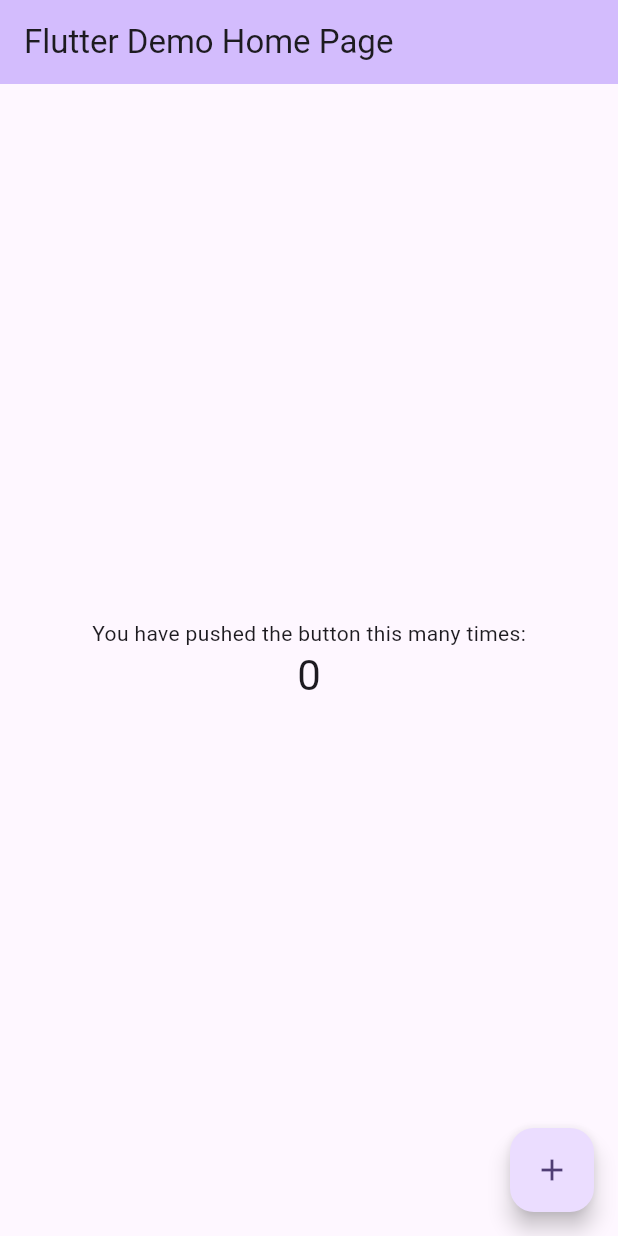
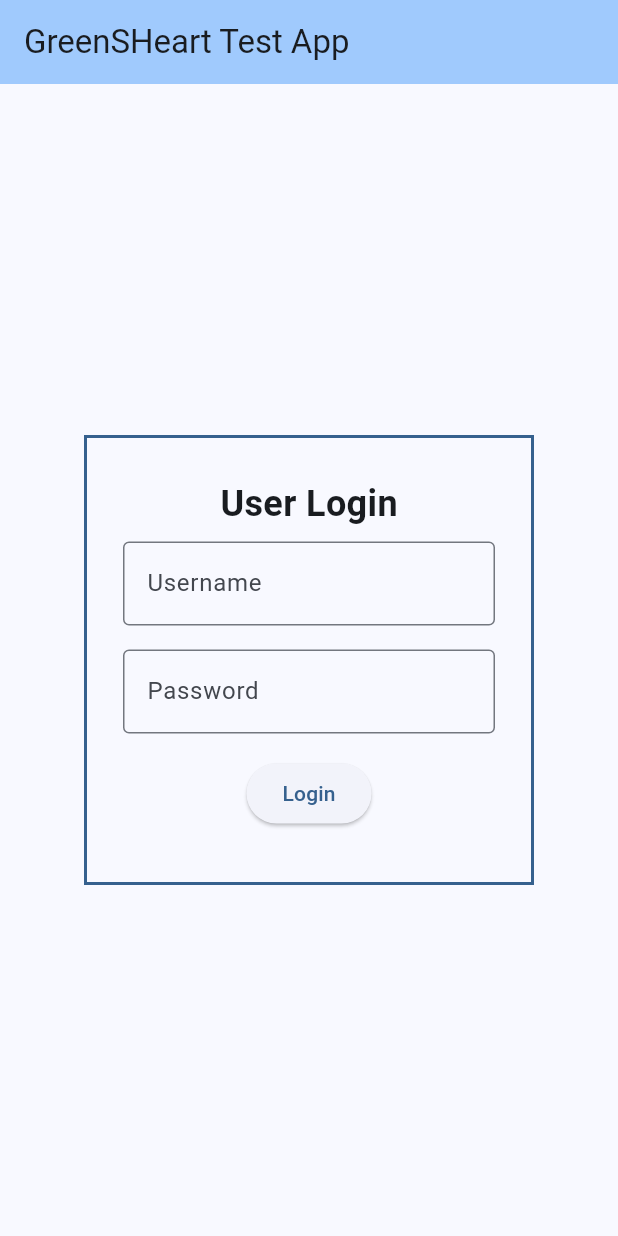
Before and after one commit to Frost1026/GreenSHeart-Test-App, a Flutter app: the screen it shows after launch, on a phone screen of 412 x 824 dp. Run offline on Flutter 3.47's test engine with Material 3 defaults, Android fonts, the phone set to English and light mode, and no system bars.

Commit message:
basic application created
login page and home page after successful login

```diff
--- a/lib/main.dart
+++ b/lib/main.dart
@@ -1,17 +1,23 @@
 import 'package:flutter/material.dart';
+import 'screens/index.dart';
 
 void main() {
-  runApp(const MyApp());
+    runApp(const MyApp(appTitle: 'GreenSHeart Test App',));
 }
 
 class MyApp extends StatelessWidget {
-  const MyApp({super.key});
+    final String appTitle;
+
+    const MyApp({
+        super.key,
+        this.appTitle = 'Default App Title',
+    });
 
     // This widget is the root of your application.
     @override
     Widget build(BuildContext context) {
         return MaterialApp(
-      title: 'Flutter Demo',
+            title: 'GreenSHeart Test App',
             theme: ThemeData(
                 // This is the theme of your application.
                 //
@@ -28,98 +34,10 @@ class MyApp extends StatelessWidget {
                 //
                 // This works for code too, not just values: Most code changes can be
                 // tested with just a hot reload.
-        colorScheme: ColorScheme.fromSeed(seedColor: Colors.deepPurple),
+                colorScheme: ColorScheme.fromSeed(seedColor: Colors.blue),
                 useMaterial3: true,
             ),
-      home: const MyHomePage(title: 'Flutter Demo Home Page'),
+            home: LoginScreen(screenTitle: appTitle, loginTitle: 'User Login', targetScreen: HomeScreen(appTitle: 'GreenSHeart Home Screen',)),
         );
     }
 }
-
-class MyHomePage extends StatefulWidget {
-  const MyHomePage({super.key, required this.title});
-
-  // This widget is the home page of your application. It is stateful, meaning
-  // that it has a State object (defined below) that contains fields that affect
-  // how it looks.
-
-  // This class is the configuration for the state. It holds the values (in this
-  // case the title) provided by the parent (in this case the App widget) and
-  // used by the build method of the State. Fields in a Widget subclass are
-  // always marked "final".
-
-  final String title;
-
-  @override
-  State<MyHomePage> createState() => _MyHomePageState();
-}
-
-class _MyHomePageState extends State<MyHomePage> {
-  int _counter = 0;
-
-  void _incrementCounter() {
-    setState(() {
-      // This call to setState tells the Flutter framework that something has
-      // changed in this State, which causes it to rerun the build method below
-      // so that the display can reflect the updated values. If we changed
-      // _counter without calling setState(), then the build method would not be
-      // called again, and so nothing would appear to happen.
-      _counter++;
-    });
-  }
-
-  @override
-  Widget build(BuildContext context) {
-    // This method is rerun every time setState is called, for instance as done
-    // by the _incrementCounter method above.
-    //
-    // The Flutter framework has been optimized to make rerunning build methods
-    // fast, so that you can just rebuild anything that needs updating rather
-    // than having to individually change instances of widgets.
-    return Scaffold(
-      appBar: AppBar(
-        // TRY THIS: Try changing the color here to a specific color (to
-        // Colors.amber, perhaps?) and trigger a hot reload to see the AppBar
-        // change color while the other colors stay the same.
-        backgroundColor: Theme.of(context).colorScheme.inversePrimary,
-        // Here we take the value from the MyHomePage object that was created by
-        // the App.build method, and use it to set our appbar title.
-        title: Text(widget.title),
-      ),
-      body: Center(
-        // Center is a layout widget. It takes a single child and positions it
-        // in the middle of the parent.
-        child: Column(
-          // Column is also a layout widget. It takes a list of children and
-          // arranges them vertically. By default, it sizes itself to fit its
-          // children horizontally, and tries to be as tall as its parent.
-          //
-          // Column has various properties to control how it sizes itself and
-          // how it positions its children. Here we use mainAxisAlignment to
-          // center the children vertically; the main axis here is the vertical
-          // axis because Columns are vertical (the cross axis would be
-          // horizontal).
-          //
-          // TRY THIS: Invoke "debug painting" (choose the "Toggle Debug Paint"
-          // action in the IDE, or press "p" in the console), to see the
-          // wireframe for each widget.
-          mainAxisAlignment: MainAxisAlignment.center,
-          children: <Widget>[
-            const Text(
-              'You have pushed the button this many times:',
-            ),
-            Text(
-              '$_counter',
-              style: Theme.of(context).textTheme.headlineMedium,
-            ),
-          ],
-        ),
-      ),
-      floatingActionButton: FloatingActionButton(
-        onPressed: _incrementCounter,
-        tooltip: 'Increment',
-        child: const Icon(Icons.add),
-      ), // This trailing comma makes auto-formatting nicer for build methods.
-    );
-  }
-}
--- /dev/null
+++ b/lib/screens/home_screen.dart
@@ -0,0 +1,37 @@
+import 'package:flutter/material.dart';
+
+class HomeScreen extends StatefulWidget {
+    final String appTitle;
+
+    const HomeScreen({
+        super.key, required this.appTitle
+    });
+
+    @override
+    State<HomeScreen> createState() => _HomeScreenState();
+}
+
+class _HomeScreenState extends State<HomeScreen> {
+    @override
+    Widget build(BuildContext context) {
+        return Scaffold(
+            appBar: AppBar(
+                backgroundColor: Theme.of(context).colorScheme.inversePrimary,
+                title: Text(widget.appTitle),
+            ),
+            body: Center(
+
+            ),
+            floatingActionButton: FloatingActionButton(
+                onPressed: () {},
+                tooltip: 'New Medication',
+                shape: const CircleBorder(),
+                backgroundColor: Colors.green,
+                child: const Icon(
+                    Icons.add,
+                    color: Colors.white,
+                ),
+            ),
+        );
+    }
+}
--- /dev/null
+++ b/lib/screens/index.dart
@@ -0,0 +1,2 @@
+export 'login_screen.dart';
+export 'home_screen.dart';
--- /dev/null
+++ b/lib/screens/login_screen.dart
@@ -0,0 +1,133 @@
+import 'package:flutter/material.dart';
+
+class LoginScreen extends StatefulWidget {
+    final String screenTitle;
+    final String loginTitle;
+    final Widget targetScreen;
+
+    const LoginScreen({
+        super.key,
+        required this.screenTitle,
+        this.loginTitle = 'Default Login',
+        required this.targetScreen,
+    });
+
+    @override
+    State<LoginScreen> createState() => _LoginScreenState();
+}
+
+class _LoginScreenState extends State<LoginScreen> {
+    bool _loginFailed = false;
+
+    final String _usernameFieldLabel = 'Username';
+    final String _passwordFieldLabel = 'Password';
+    final String _loginButtonLabel = 'Login';
+
+    final TextEditingController _usernameController = TextEditingController();
+    final TextEditingController _passwordController = TextEditingController();
+    final SnackBar _loginFailedSnackBar = const SnackBar(
+        content: Text('Login successful!'),
+        backgroundColor: Colors.green,
+        behavior: SnackBarBehavior.floating,
+        margin: EdgeInsets.all(16.0),
+        shape: StadiumBorder(),
+        duration: Duration(seconds: 2),
+    );
+
+    @override
+    void initState() {
+        super.initState();
+    }
+
+    void _initiateLogin() {
+        if (_usernameController.text == 'admin' && _passwordController.text == 'admin') {
+            setState(() {
+                _loginFailed = false;
+            });
+            ScaffoldMessenger.of(context).showSnackBar(_loginFailedSnackBar);
+
+            Navigator.push(context, MaterialPageRoute(builder: (context) => widget.targetScreen));
+        } else {
+            setState(() {
+                _loginFailed = true;
+            });
+        }
+    }
+
+    @override
+    void dispose() {
+        _usernameController.dispose();
+        _passwordController.dispose();
+
+        super.dispose();
+    }
+
+    @override
+    Widget build(BuildContext context) {
+        return Scaffold(
+            appBar: AppBar(
+                backgroundColor: Theme.of(context).colorScheme.inversePrimary,
+                title: Text(widget.screenTitle),
+            ),
+            body: Center(
+                child: Container(
+                    constraints: const BoxConstraints(maxWidth: 300, maxHeight: 300),
+                    padding: const EdgeInsets.all(16.0),
+                    decoration: BoxDecoration(
+                        border: Border.all(
+                            color: Theme.of(context).colorScheme.primary,
+                            width: 2.0
+                        )
+                    ),
+                    child: Column(
+                        mainAxisAlignment: MainAxisAlignment.center,
+                        children: <Widget>[
+                            Text(
+                                widget.loginTitle,
+                                style: const TextStyle(
+                                    fontSize: 24.0,
+                                    fontWeight: FontWeight.bold
+                                )
+                            ),
+                            Padding(
+                                padding: const EdgeInsets.all(8.0),
+                                child: TextField(
+                                    controller: _usernameController,
+                                    decoration: InputDecoration(
+                                        border: OutlineInputBorder(),
+                                        errorText: _loginFailed ? 'Incorrect $_usernameFieldLabel or $_passwordFieldLabel' : null,
+                                        labelText: _usernameFieldLabel,
+                                    ),
+                                    textInputAction: TextInputAction.next,
+                                ),
+                            ),
+                            Padding(
+                                padding: const EdgeInsets.all(8.0),
+                                child: TextField(
+                                    controller: _passwordController,
+                                    obscureText: true,
+                                    decoration: InputDecoration(
+                                        border: OutlineInputBorder(),
+                                        errorText: _loginFailed ? 'Incorrect $_usernameFieldLabel or $_passwordFieldLabel' : null,
+                                        labelText: _passwordFieldLabel,
+                                    ),
+                                    textInputAction: TextInputAction.send,
+                                    onSubmitted: (_) => _initiateLogin(),
+                                ),
+                            ),
+                            Padding(
+                                padding: const EdgeInsets.all(8.0),
+                                child: ElevatedButton(
+                                    onPressed: _initiateLogin,
+                                    child: Text(
+                                        _loginButtonLabel
+                                    ),
+                                ),
+                            ),
+                        ],
+                    ),
+                ),
+            ),
+        );
+    }
+}
```
Lines whose indentation alone changed are shown as unchanged.
